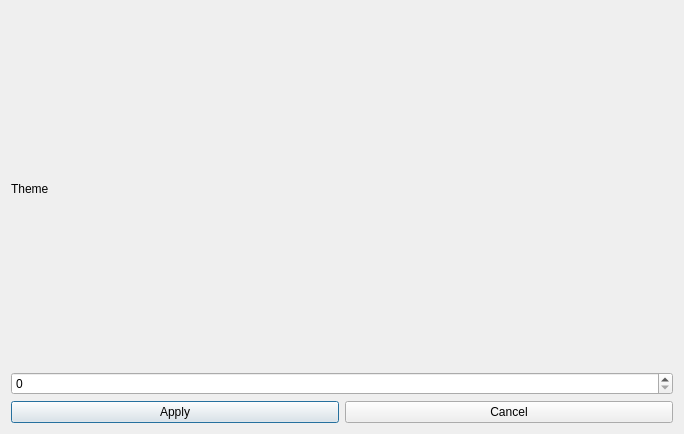
The window that src/gui/settings/settings.ui (norbus161/P2G-Dashboard) describes before a commit, drawn with Qt 5.
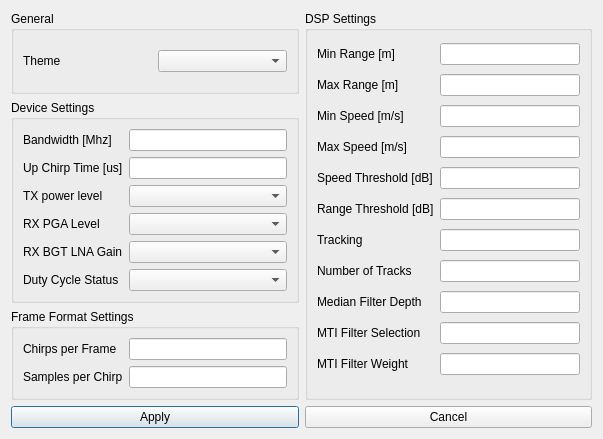
The same window after the commit. Icons and pictures are not drawn.

The edit to the form file:
```diff
--- a/src/gui/settings/settings.ui
+++ b/src/gui/settings/settings.ui
@@ -6,23 +6,265 @@
    <rect>
     <x>0</x>
     <y>0</y>
-    <width>684</width>
-    <height>434</height>
+    <width>603</width>
+    <height>439</height>
    </rect>
   </property>
   <property name="windowTitle">
    <string>Settings</string>
   </property>
-  <layout class="QVBoxLayout" name="verticalLayout">
+  <property name="windowIcon">
+   <iconset resource="../../../resources.qrc">
+    <normaloff>:/resources/icons/settings.ico</normaloff>:/resources/icons/settings.ico</iconset>
+  </property>
+  <layout class="QVBoxLayout" name="verticalLayout_3">
    <item>
-    <widget class="QLabel" name="label">
-     <property name="text">
-      <string>Theme</string>
-     </property>
-    </widget>
-   </item>
-   <item>
-    <widget class="QSpinBox" name="spinBox"/>
+    <layout class="QHBoxLayout" name="horizontalLayout_3">
+     <item>
+      <layout class="QVBoxLayout" name="verticalLayout_2">
+       <item>
+        <widget class="QGroupBox" name="grp_general">
+         <property name="title">
+          <string>General</string>
+         </property>
+         <layout class="QVBoxLayout" name="verticalLayout">
+          <item>
+           <layout class="QHBoxLayout" name="horizontalLayout_2">
+            <item>
+             <widget class="QLabel" name="lbl_theme">
+              <property name="text">
+               <string>Theme</string>
+              </property>
+             </widget>
+            </item>
+            <item>
+             <widget class="QComboBox" name="combo_theme"/>
+            </item>
+           </layout>
+          </item>
+         </layout>
+        </widget>
+       </item>
+       <item>
+        <widget class="QGroupBox" name="grp_general_2">
+         <property name="title">
+          <string>Device Settings</string>
+         </property>
+         <layout class="QGridLayout" name="gridLayout">
+          <item row="0" column="0">
+           <widget class="QLabel" name="lbl_bandwidth">
+            <property name="text">
+             <string>Bandwidth [Mhz]</string>
+            </property>
+           </widget>
+          </item>
+          <item row="0" column="1">
+           <widget class="QLineEdit" name="txt_bandwidth"/>
+          </item>
+          <item row="1" column="0">
+           <widget class="QLabel" name="lbl_up_chirp_time">
+            <property name="text">
+             <string>Up Chirp Time [us]</string>
+            </property>
+           </widget>
+          </item>
+          <item row="1" column="1">
+           <widget class="QLineEdit" name="txt_up_chirp_time"/>
+          </item>
+          <item row="2" column="0">
+           <widget class="QLabel" name="lbl_tx_power_level">
+            <property name="text">
+             <string>TX power level</string>
+            </property>
+           </widget>
+          </item>
+          <item row="2" column="1">
+           <widget class="QComboBox" name="combo_tx_power_level"/>
+          </item>
+          <item row="3" column="0">
+           <widget class="QLabel" name="lbl_rx_pga_level">
+            <property name="text">
+             <string>RX PGA Level</string>
+            </property>
+           </widget>
+          </item>
+          <item row="3" column="1">
+           <widget class="QComboBox" name="combo_rx_pga_level"/>
+          </item>
+          <item row="4" column="0">
+           <widget class="QLabel" name="lbl_rx_bgt_lna_gain">
+            <property name="text">
+             <string>RX BGT LNA Gain</string>
+            </property>
+           </widget>
+          </item>
+          <item row="4" column="1">
+           <widget class="QComboBox" name="combo_rx_bgt_lna_gain"/>
+          </item>
+          <item row="5" column="0">
+           <widget class="QLabel" name="lbl_duty_cycle_status">
+            <property name="text">
+             <string>Duty Cycle Status</string>
+            </property>
+           </widget>
+          </item>
+          <item row="5" column="1">
+           <widget class="QComboBox" name="combo_duty_cycle_status"/>
+          </item>
+         </layout>
+        </widget>
+       </item>
+       <item>
+        <widget class="QGroupBox" name="group_frame_format_settings">
+         <property name="title">
+          <string>Frame Format Settings</string>
+         </property>
+         <layout class="QGridLayout" name="gridLayout_2">
+          <item row="0" column="0">
+           <widget class="QLabel" name="lbl_chirps_per_frame">
+            <property name="text">
+             <string>Chirps per Frame</string>
+            </property>
+           </widget>
+          </item>
+          <item row="0" column="1">
+           <widget class="QLineEdit" name="txt_chirps_per_frame"/>
+          </item>
+          <item row="1" column="0">
+           <widget class="QLabel" name="lbl_samples_per_chirp">
+            <property name="text">
+             <string>Samples per Chirp</string>
+            </property>
+           </widget>
+          </item>
+          <item row="1" column="1">
+           <widget class="QLineEdit" name="txt_samples_per_chirp"/>
+          </item>
+         </layout>
+        </widget>
+       </item>
+      </layout>
+     </item>
+     <item>
+      <widget class="QGroupBox" name="group_dsp_settings">
+       <property name="title">
+        <string>DSP Settings</string>
+       </property>
+       <layout class="QGridLayout" name="gridLayout_3">
+        <item row="0" column="0">
+         <widget class="QLabel" name="lbl_bandwidth_2">
+          <property name="text">
+           <string>Min Range [m]</string>
+          </property>
+         </widget>
+        </item>
+        <item row="0" column="1">
+         <widget class="QLineEdit" name="txt_min_range"/>
+        </item>
+        <item row="1" column="0">
+         <widget class="QLabel" name="lbl_up_chirp_time_2">
+          <property name="text">
+           <string>Max Range [m]</string>
+          </property>
+         </widget>
+        </item>
+        <item row="1" column="1">
+         <widget class="QLineEdit" name="txt_max_range"/>
+        </item>
+        <item row="2" column="0">
+         <widget class="QLabel" name="lbl_tx_power_level_2">
+          <property name="text">
+           <string>Min Speed [m/s]</string>
+          </property>
+         </widget>
+        </item>
+        <item row="2" column="1">
+         <widget class="QLineEdit" name="txt_min_speed"/>
+        </item>
+        <item row="3" column="0">
+         <widget class="QLabel" name="lbl_rx_pga_level_2">
+          <property name="text">
+           <string>Max Speed [m/s]</string>
+          </property>
+         </widget>
+        </item>
+        <item row="3" column="1">
+         <widget class="QLineEdit" name="txt_max_speed"/>
+        </item>
+        <item row="4" column="0">
+         <widget class="QLabel" name="lbl_rx_bgt_lna_gain_2">
+          <property name="text">
+           <string>Speed Threshold [dB]</string>
+          </property>
+         </widget>
+        </item>
+        <item row="4" column="1">
+         <widget class="QLineEdit" name="txt_speed_threshold"/>
+        </item>
+        <item row="5" column="0">
+         <widget class="QLabel" name="lbl_duty_cycle_status_2">
+          <property name="text">
+           <string>Range Threshold [dB]</string>
+          </property>
+         </widget>
+        </item>
+        <item row="5" column="1">
+         <widget class="QLineEdit" name="txt_range_threshold"/>
+        </item>
+        <item row="6" column="0">
+         <widget class="QLabel" name="lbl_up_chirp_time_4">
+          <property name="text">
+           <string>Tracking</string>
+          </property>
+         </widget>
+        </item>
+        <item row="6" column="1">
+         <widget class="QLineEdit" name="txt_tracking"/>
+        </item>
+        <item row="7" column="0">
+         <widget class="QLabel" name="lbl_tx_power_level_4">
+          <property name="text">
+           <string>Number of Tracks</string>
+          </property>
+         </widget>
+        </item>
+        <item row="7" column="1">
+         <widget class="QLineEdit" name="txt_number_of_track"/>
+        </item>
+        <item row="8" column="0">
+         <widget class="QLabel" name="lbl_rx_pga_level_4">
+          <property name="text">
+           <string>Median Filter Depth</string>
+          </property>
+         </widget>
+        </item>
+        <item row="8" column="1">
+         <widget class="QLineEdit" name="txt_median_filter_depth"/>
+        </item>
+        <item row="9" column="0">
+         <widget class="QLabel" name="lbl_rx_bgt_lna_gain_4">
+          <property name="text">
+           <string>MTI Filter Selection</string>
+          </property>
+         </widget>
+        </item>
+        <item row="9" column="1">
+         <widget class="QLineEdit" name="txt_mti_filter_selection"/>
+        </item>
+        <item row="10" column="0">
+         <widget class="QLabel" name="lbl_duty_cycle_status_4">
+          <property name="text">
+           <string>MTI Filter Weight</string>
+          </property>
+         </widget>
+        </item>
+        <item row="10" column="1">
+         <widget class="QLineEdit" name="txt_mti_filter_weight"/>
+        </item>
+       </layout>
+      </widget>
+     </item>
+    </layout>
    </item>
    <item>
     <layout class="QHBoxLayout" name="horizontalLayout">
```
Left out of the diff: 8 changed lines with no effect on the pictures.
